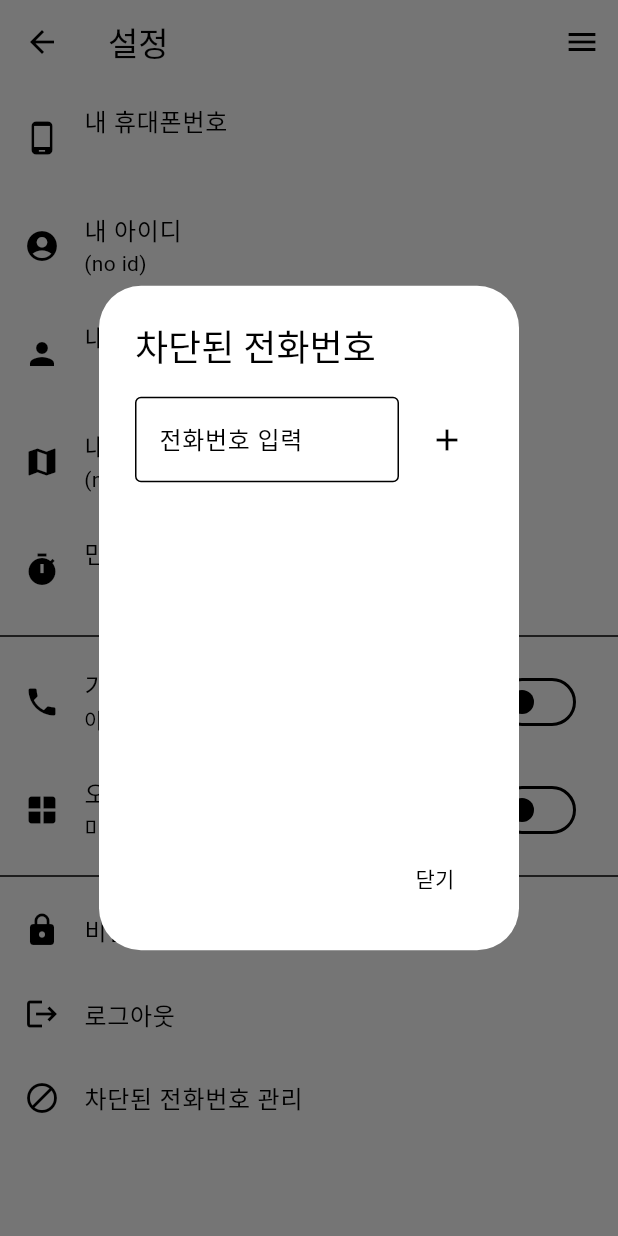
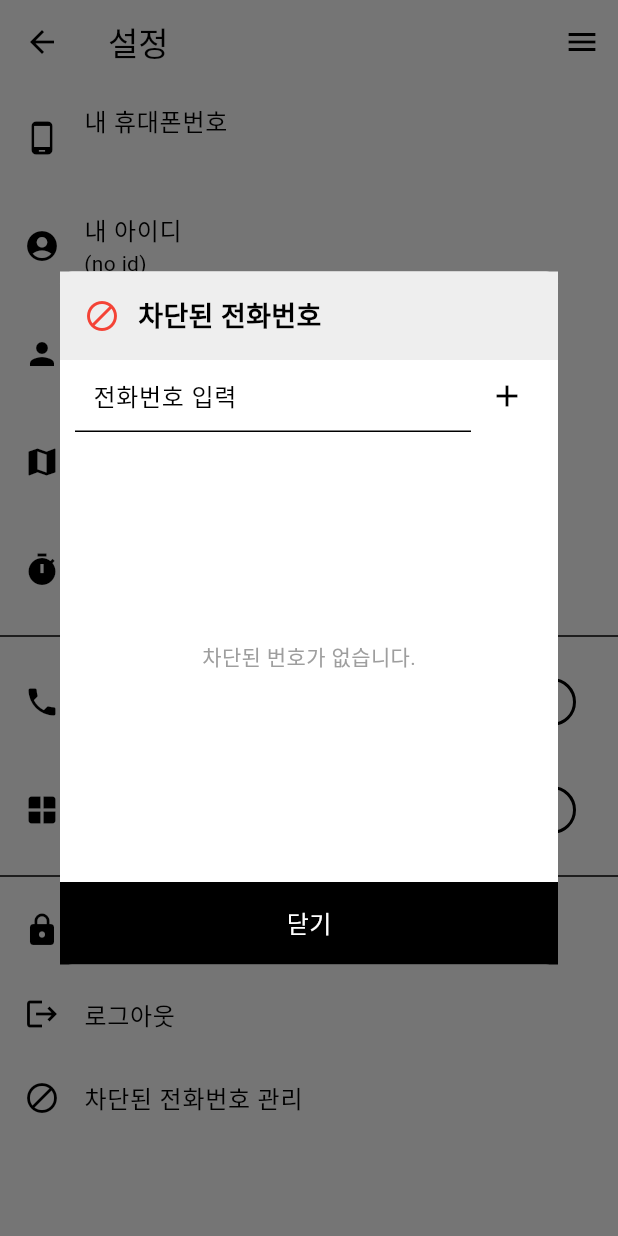
Before and after one commit to phyuzion/jumo, a Flutter app: the SettingsScreen screen opened by its route, after a tap on "차단된 전화번호 관리", on a phone screen of 412 x 824 dp. Run offline on Flutter 3.47's test engine with Material 3 defaults, Android fonts, the phone set to English and light mode, and no system bars; our stand-ins replace event_bus, flutter_contacts, flutter_local_notifications, flutter_slidable, get_storage, graphql_flutter and 1 more; missing offline and left inert: app_installer, call_e_log, flutter_background_service, flutter_overlay_window, flutter_quill, flutter_quill_extensions and 2 more; accounts and stored records are empty; network calls fail; project files that could hold a hidden picture were left out.

Commit message:
Fix UI for block numbers

```diff
--- a/mobile/mobile/lib/widgets/blocked_numbers_dialog.dart
+++ b/mobile/mobile/lib/widgets/blocked_numbers_dialog.dart
@@ -41,55 +41,114 @@ class _BlockedNumbersDialogState extends State<BlockedNumbersDialog> {
 
   @override
   Widget build(BuildContext context) {
-    return AlertDialog(
-      title: const Text('차단된 전화번호'),
-      content: Column(
+    return Dialog(
+      shape: RoundedRectangleBorder(borderRadius: BorderRadius.circular(8)),
+      child: Column(
         mainAxisSize: MainAxisSize.min,
+        crossAxisAlignment: CrossAxisAlignment.stretch,
         children: [
-          Row(
+          // 헤더
+          Container(
+            padding: const EdgeInsets.all(16),
+            color: Colors.grey.shade200,
+            child: Row(
+              children: [
+                const Icon(Icons.block, color: Colors.red),
+                const SizedBox(width: 12),
+                const Text(
+                  '차단된 전화번호',
+                  style: TextStyle(fontSize: 18, fontWeight: FontWeight.bold),
+                ),
+              ],
+            ),
+          ),
+          // 전화번호 입력
+          Padding(
+            padding: const EdgeInsets.symmetric(horizontal: 10),
+            child: Row(
               children: [
                 Expanded(
                   child: TextField(
                     controller: _numberController,
                     decoration: const InputDecoration(
                       hintText: '전화번호 입력',
-                    border: OutlineInputBorder(),
+                      contentPadding: EdgeInsets.symmetric(
+                        horizontal: 12,
+                        vertical: 8,
+                      ),
                     ),
                     keyboardType: TextInputType.phone,
                   ),
                 ),
-              const SizedBox(width: 8),
                 IconButton(icon: const Icon(Icons.add), onPressed: _addNumber),
               ],
             ),
-          const SizedBox(height: 16),
+          ),
+
+          // 차단된 번호 목록
           SizedBox(
-            height: 200,
-            child: ListView.builder(
+            height: 300,
+            child:
+                _blockedNumbers.isEmpty
+                    ? const Center(
+                      child: Text(
+                        '차단된 번호가 없습니다.',
+                        style: TextStyle(color: Colors.grey),
+                      ),
+                    )
+                    : ListView.separated(
                       itemCount: _blockedNumbers.length,
+                      separatorBuilder:
+                          (context, index) => const Divider(
+                            color: Colors.grey,
+                            thickness: 0.5,
+                            indent: 16.0,
+                            endIndent: 16.0,
+                            height: 0,
+                          ),
                       itemBuilder: (context, index) {
                         final number = _blockedNumbers[index];
                         return ListTile(
-                  title: Text(number.number),
-                  subtitle: Text(
-                    '차단일: ${number.blockedAt.toString().split(' ')[0]}',
+                          contentPadding: const EdgeInsets.symmetric(
+                            horizontal: 16,
+                            vertical: 4,
+                          ),
+                          title: Text(
+                            number.number,
+                            style: const TextStyle(
+                              fontSize: 16,
+                              fontWeight: FontWeight.w500,
+                            ),
                           ),
                           trailing: IconButton(
-                    icon: const Icon(Icons.delete),
+                            icon: const Icon(Icons.delete_outline),
                             onPressed: () => _removeNumber(number.number),
                           ),
                         );
                       },
                     ),
           ),
+
+          // 닫기 버튼
+          InkWell(
+            onTap: () => Navigator.of(context).pop(),
+            child: Container(
+              padding: const EdgeInsets.symmetric(vertical: 16),
+              color: Colors.black,
+              child: const Center(
+                child: Text(
+                  '닫기',
+                  style: TextStyle(
+                    color: Colors.white,
+                    fontSize: 16,
+                    fontWeight: FontWeight.w500,
+                  ),
+                ),
+              ),
+            ),
+          ),
         ],
       ),
-      actions: [
-        TextButton(
-          onPressed: () => Navigator.of(context).pop(),
-          child: const Text('닫기'),
-        ),
-      ],
     );
   }
 
```
Also changed, not shown: mobile/mobile/lib/screens/call_ended_screen.dart (+18 -0 lines), mobile/mobile/lib/screens/edit_contact_screen.dart (+75 -0 lines). Lines whose indentation alone changed are shown as unchanged.
